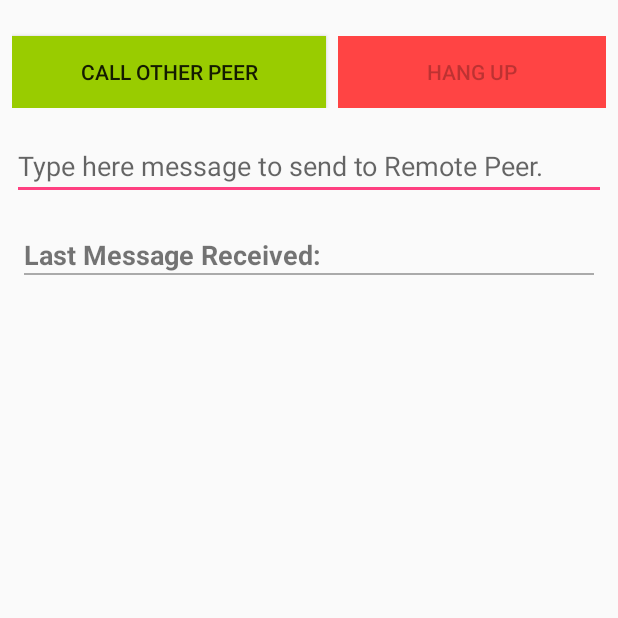
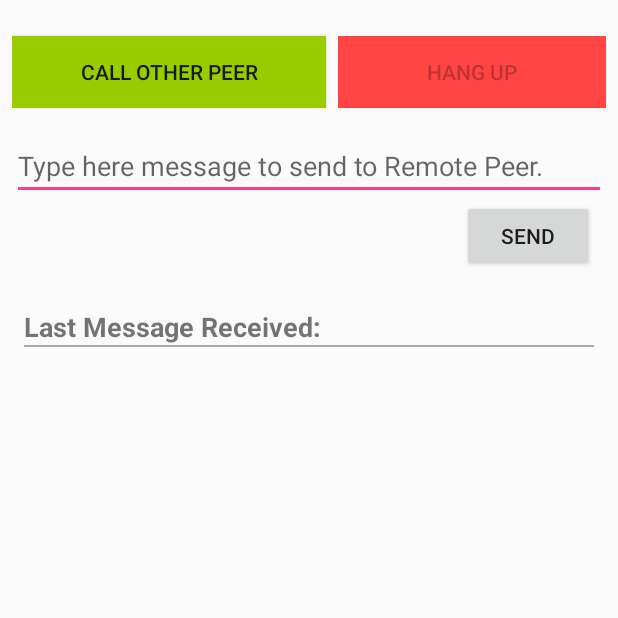
Before and after one commit to leonardogcsoares/WebRTC-Two-Androids-Demo, an Android app: the screen it shows after launch (LocalPeerConnectionActivity), on a phone screen of 412 x 824 dp, the top half of it. Run offline under Robolectric (Android 15) with nearby library versions, the phone set to English and light mode, and no system bars; libraries missing offline, so code that uses them is left out: org.webrtc; 11 statements that could not run were skipped.

Commit message:
Functioning Messaging system between two exclusive mobile android devices.

```diff
--- a/app/src/main/java/demo/leonardogcsoares/webrtc/LocalPeerConnectionActivity.java
+++ b/app/src/main/java/demo/leonardogcsoares/webrtc/LocalPeerConnectionActivity.java
@@ -5,6 +5,8 @@ import android.os.Bundle;
 import android.util.Log;
 import android.view.View;
 import android.widget.Button;
+import android.widget.EditText;
+import android.widget.TextView;
 
 
 import org.json.JSONException;
@@ -18,8 +20,11 @@ import org.webrtc.PeerConnectionFactory;
 import org.webrtc.SdpObserver;
 import org.webrtc.SessionDescription;
 
+import java.nio.ByteBuffer;
 import java.util.LinkedList;
 import java.util.List;
+import java.util.Timer;
+import java.util.TimerTask;
 
 import soares.leonardo.com.greta.signaling.Connected;
 import soares.leonardo.com.greta.signaling.Greta;
@@ -38,6 +43,9 @@ public class LocalPeerConnectionActivity extends AppCompatActivity {
 
     private Button callButton;
     private Button hangupButton;
+
+    private String localMessageReceived = " ";
+    private String localLastMessageReceived = " ";
 
     private boolean isInitiator = false;
 
@@ -66,7 +74,6 @@ public class LocalPeerConnectionActivity extends AppCompatActivity {
         public void onIceCandidate(IceCandidate iceCandidate) {
             Log.d(TAG, "peerConnectionObserver onIceCandidate: " + iceCandidate.toString());
 
-            if (isInitiator) {
             JSONObject json = new JSONObject();
             String mes;
 
@@ -83,7 +90,6 @@ public class LocalPeerConnectionActivity extends AppCompatActivity {
 
             } catch (org.json.JSONException ex) {
                 Log.d(TAG, ex.toString());
-                }
             }
         }
 
@@ -116,7 +122,7 @@ public class LocalPeerConnectionActivity extends AppCompatActivity {
             Log.d(TAG, "local onCreateSuccess");
 
 
-            if (sessionDescription.type == SessionDescription.Type.OFFER) {
+            if (sessionDescription.type == SessionDescription.Type.OFFER && isInitiator) {
                 peerConnection.setLocalDescription(sdpObserver, sessionDescription);
                 JSONObject json = new JSONObject();
                 String message;
@@ -135,7 +141,7 @@ public class LocalPeerConnectionActivity extends AppCompatActivity {
                 }
             }
 
-            if (sessionDescription.type == SessionDescription.Type.ANSWER) {
+            if (sessionDescription.type == SessionDescription.Type.ANSWER && !isInitiator) {
                 peerConnection.setLocalDescription(sdpObserver, sessionDescription);
 
                 JSONObject json = new JSONObject();
@@ -143,6 +149,7 @@ public class LocalPeerConnectionActivity extends AppCompatActivity {
 
                 try {
                     json.put("type", sessionDescription.type.toString().toLowerCase());
+                    Log.d(TAG, "sdpType: " + sessionDescription.type.toString().toLowerCase());
                     json.put("sdp", sessionDescription.description);
                     message = json.toString();
 //                Log.d(TAG, message);
@@ -193,7 +200,7 @@ public class LocalPeerConnectionActivity extends AppCompatActivity {
                 int limit = buffer.data.limit();
                 byte[] datas = new byte[limit];
                 buffer.data.get(datas);
-//                localMessageReceived = new String(datas);
+                localMessageReceived = new String(datas);
 
             }
 
@@ -253,12 +260,13 @@ public class LocalPeerConnectionActivity extends AppCompatActivity {
                     public void messageReceived(String message) {
                         try {
                             Log.d(TAG, "inside sdpChannel");
+                            Log.d(TAG, "sdpChannel message: " + message);
+                            Log.d(TAG, "sdpChannel isInitiator: " + isInitiator);
 
                             JSONObject jsonMessage = new JSONObject(message);
-
                             if (jsonMessage.getString("type").equals("offer") && !isInitiator) {
 
-                                Log.d(TAG, "not Initiator, Type OFFER");
+                                Log.d(TAG, "sdpChannel, Type OFFER");
 
                                 String type = jsonMessage.getString("type");
                                 String sdp = jsonMessage.getString("sdp");
@@ -266,10 +274,9 @@ public class LocalPeerConnectionActivity extends AppCompatActivity {
                                 SessionDescription sdp2 = new SessionDescription(SessionDescription.Type.fromCanonicalForm(type), sdp);
                                 peerConnection.setRemoteDescription(sdpObserver, sdp2);
 
+                                Log.d(TAG, "createAnswer called");
                                 peerConnection.createAnswer(sdpObserver, new MediaConstraints());
 
-                                callButton.setEnabled(false);
-                                hangupButton.setEnabled(true);
                             }
 
                             else if (jsonMessage.getString("type").equals("answer") && isInitiator) {
@@ -292,8 +299,8 @@ public class LocalPeerConnectionActivity extends AppCompatActivity {
                     @Override
                     public void messageReceived(String message) {
 
-                        if (!isInitiator) {
-                            Log.d(TAG, "Not initiator, iceChannel");
+                        Log.d(TAG, "Not initiator, iceChannel, is initiator: " + isInitiator);
+                        Log.d(TAG, "messageReceived: " + message);
                         try {
                             JSONObject jsonMessage = new JSONObject(message);
 
@@ -303,7 +310,6 @@ public class LocalPeerConnectionActivity extends AppCompatActivity {
 
                         } catch (JSONException e) {
                             e.printStackTrace();
-                            }
                         }
                     }
                 });
@@ -362,6 +368,42 @@ public class LocalPeerConnectionActivity extends AppCompatActivity {
             }
         });
 
+
+        Button sendMessage = (Button) findViewById(R.id.sendMessage);
+        assert sendMessage != null;
+        sendMessage.setOnClickListener(new View.OnClickListener() {
+            @Override
+            public void onClick(View v) {
+                EditText messageET = (EditText) findViewById(R.id.peerSendMessageEditText);
+                assert messageET != null;
+
+                String message = messageET.getText().toString();
+                if (!message.isEmpty()) {
+                    if (mDataChannel.state() == DataChannel.State.OPEN) {
+                        ByteBuffer buffer = ByteBuffer.wrap(message.getBytes());
+                        mDataChannel.send(new DataChannel.Buffer(buffer, false));
+                    }
+                }
+            }
+        });
+
+        Timer timer = new Timer("Timer");
+        timer.schedule(new TimerTask() {
+            @Override
+            public void run() {
+                runOnUiThread(new Runnable() {
+                    @Override
+                    public void run() {
+                        if (!localMessageReceived.equals(localLastMessageReceived)) {
+                            TextView messageReceived = (TextView) findViewById(R.id.peerMessageReceived);
+                            messageReceived.setText(localMessageReceived);
+                            localLastMessageReceived = localMessageReceived;
+                        }
+                    }
+                });
+            }
+        }, 0, 1000);
+
     }
 
     @Override
--- a/app/src/main/res/layout/activity_main.xml
+++ b/app/src/main/res/layout/activity_main.xml
@@ -44,6 +44,16 @@
         android:maxLines="5"
         />
 
+    <Button
+        android:layout_width="wrap_content"
+        android:layout_height="wrap_content"
+        android:id="@+id/sendMessage"
+        android:text="@string/send"
+        android:layout_gravity="end"
+        android:layout_marginEnd="8dp"
+        />
+
+
     <TextView
         android:layout_width="match_parent"
         android:layout_height="wrap_content"
@@ -63,7 +73,7 @@
     <TextView
         android:layout_width="match_parent"
         android:layout_height="match_parent"
-        android:id="@+id/localPeerMessageReceived"
+        android:id="@+id/peerMessageReceived"
         android:paddingTop="16dp"
         android:textSize="18sp"
         android:layout_marginStart="8dp"
--- a/app/src/main/res/values/strings.xml
+++ b/app/src/main/res/values/strings.xml
@@ -5,4 +5,5 @@
     <string name="message_received">Last Message Received:</string>
     <string name="call">Call Other Peer</string>
     <string name="hangup">Hang Up</string>
+    <string name="send">Send</string>
 </resources>
```
Also changed, not shown: 14 other files. Lines whose indentation alone changed are shown as unchanged.
